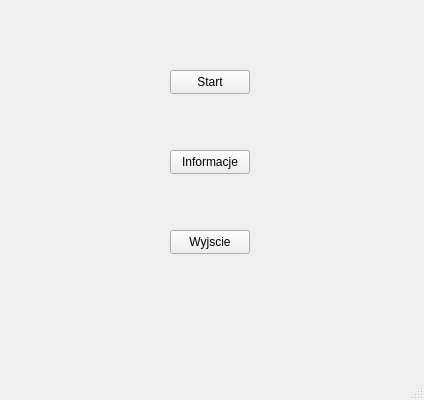
The window that GlowneOkno.ui (MBuczma/QtBot) describes before a commit, drawn with Qt 5.
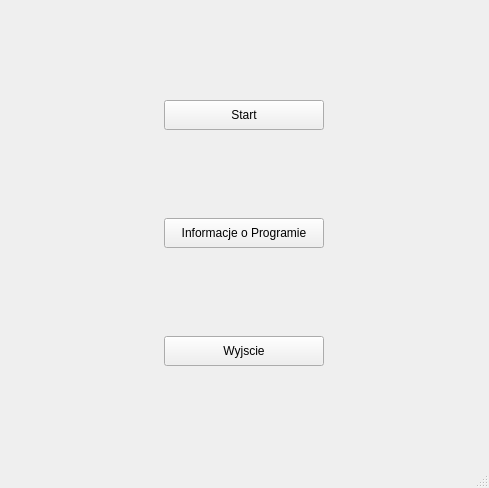
The same window after the commit.

Commit message: Dodanie klasy oknobot i poprawa ui glowneokno.ui

```diff
--- a/GlowneOkno.ui
+++ b/GlowneOkno.ui
@@ -2,72 +2,77 @@
 <ui version="4.0">
  <class>GlowneOkno</class>
  <widget class="QMainWindow" name="GlowneOkno">
-  <property name="enabled">
-   <bool>true</bool>
-  </property>
   <property name="geometry">
    <rect>
     <x>0</x>
     <y>0</y>
-    <width>424</width>
-    <height>400</height>
+    <width>489</width>
+    <height>488</height>
    </rect>
   </property>
-  <property name="minimumSize">
-   <size>
-    <width>400</width>
-    <height>400</height>
-   </size>
-  </property>
-  <property name="maximumSize">
-   <size>
-    <width>1080</width>
-    <height>800</height>
-   </size>
-  </property>
   <property name="windowTitle">
    <string>QtBot - Praca Inżynierska - Mateusz Buczma</string>
   </property>
   <widget class="QWidget" name="centralwidget">
+   <property name="minimumSize">
+    <size>
+     <width>400</width>
+     <height>400</height>
+    </size>
+   </property>
+   <layout class="QGridLayout" name="gridLayout_2">
+    <item row="0" column="0">
+     <widget class="QStackedWidget" name="stackedWidget">
+      <property name="currentIndex">
+       <number>0</number>
+      </property>
+      <widget class="QWidget" name="page">
+       <layout class="QGridLayout" name="gridLayout">
+        <item row="0" column="0">
    <widget class="QPushButton" name="PrzyciskStart">
-    <property name="geometry">
-     <rect>
-      <x>170</x>
-      <y>70</y>
-      <width>80</width>
-      <height>24</height>
-     </rect>
+          <property name="maximumSize">
+           <size>
+            <width>160</width>
+            <height>30</height>
+           </size>
     </property>
     <property name="text">
      <string>Start</string>
     </property>
    </widget>
+        </item>
+        <item row="1" column="0">
+         <widget class="QPushButton" name="PrzyciskInfo">
+          <property name="maximumSize">
+           <size>
+            <width>16777215</width>
+            <height>30</height>
+           </size>
+          </property>
+          <property name="text">
+           <string>Informacje o Programie</string>
+          </property>
+         </widget>
+        </item>
+        <item row="2" column="0">
    <widget class="QPushButton" name="PrzyciskWyjscie">
-    <property name="geometry">
-     <rect>
-      <x>170</x>
-      <y>230</y>
-      <width>80</width>
-      <height>24</height>
-     </rect>
+          <property name="maximumSize">
+           <size>
+            <width>16777215</width>
+            <height>30</height>
+           </size>
     </property>
     <property name="text">
      <string>Wyjscie</string>
     </property>
    </widget>
-   <widget class="QPushButton" name="PrzyciskInfo">
-    <property name="geometry">
-     <rect>
-      <x>170</x>
-      <y>150</y>
-      <width>80</width>
-      <height>24</height>
-     </rect>
-    </property>
-    <property name="text">
-     <string>Informacje</string>
-    </property>
-   </widget>
+        </item>
+       </layout>
+      </widget>
+      <widget class="QWidget" name="page_2"/>
+     </widget>
+    </item>
+   </layout>
   </widget>
   <widget class="QMenuBar" name="menubar">
    <property name="geometry">
```
Left out of the diff: 4 changed lines with no effect on the pictures. Lines whose indentation alone changed are shown as unchanged. The commit also changes 6 other files.
